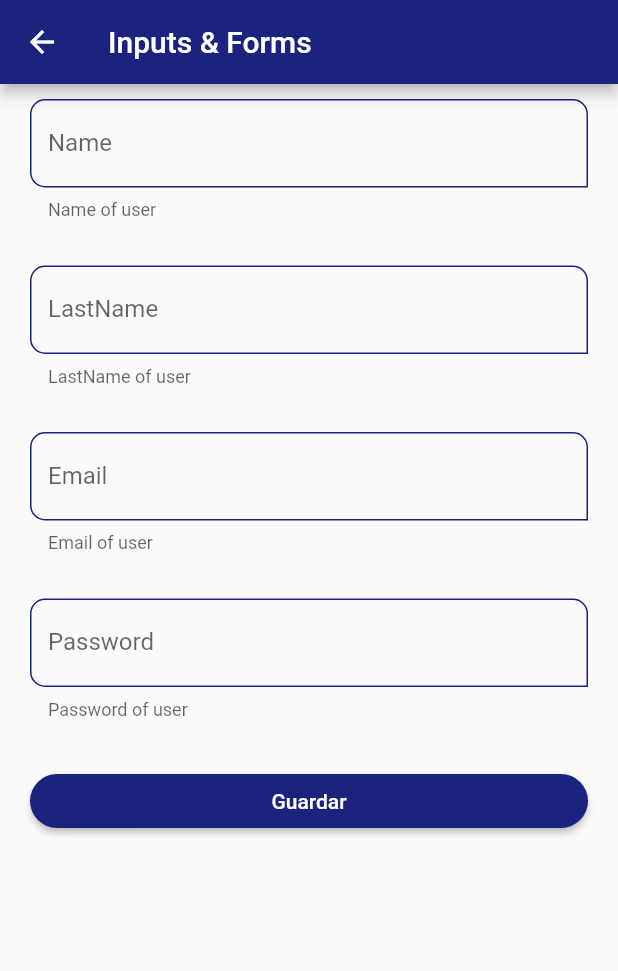
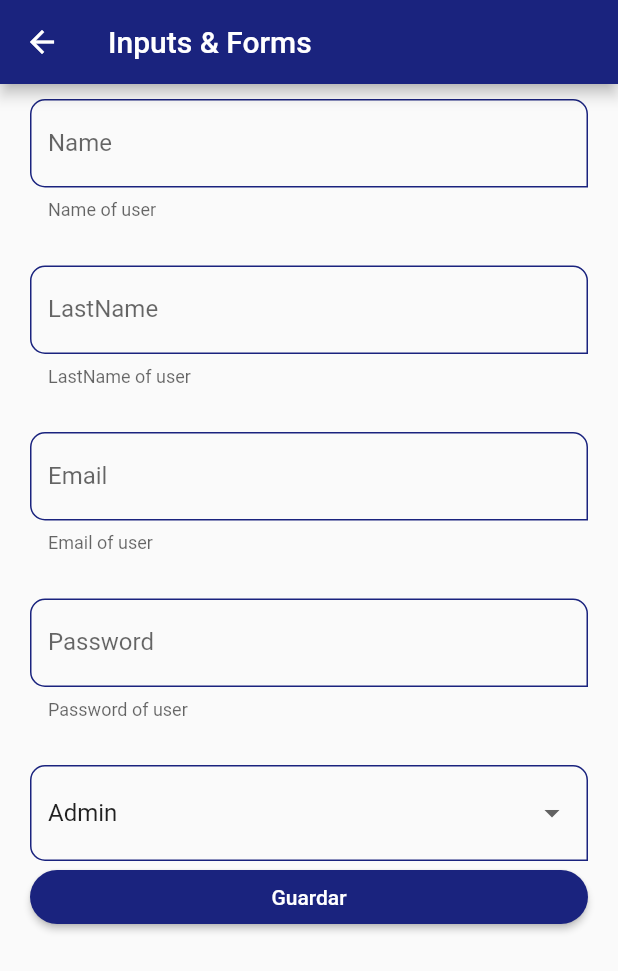
Before and after one commit to afigueroaLs/components_app, a Flutter app: the InputsScreen screen opened by its route, on a phone screen of 412 x 824 dp. Shown: the top 971 px of the screen. Run offline on Flutter 3.47's test engine with Material 2 defaults, Android fonts, the phone set to English and light mode, and no system bars.

Commit message:
Complete input component screen

```diff
--- a/lib/screens/inputs.dart
+++ b/lib/screens/inputs.dart
@@ -36,6 +36,18 @@ class InputsScreen extends StatelessWidget {
                 const SizedBox(height: 30),
                  CustomInputField(labelText: 'Password', hintText: 'Password of user', helperText: 'Password of user', obscureText: true, formProperty: 'password', formValues: formValues,),
                 const SizedBox(height: 30),
+                DropdownButtonFormField<String>(
+                  value: 'Admin',
+                  items: const [
+                    DropdownMenuItem(value: 'Admin', child: Text('Admin')),
+                    DropdownMenuItem(value: 'Superuser', child: Text('Superuser')),
+                    DropdownMenuItem(value: 'Developer', child: Text('Developer')),
+                    DropdownMenuItem(value: 'Junior Dev', child: Text('Junior Dev')),
+                  ],
+                  onChanged: (value){
+                    formValues['role'] = value?? 'Admin';
+                  }
+                ),
                 ElevatedButton(
                   onPressed: (){
                     FocusScope.of(context).requestFocus(FocusNode());
```
